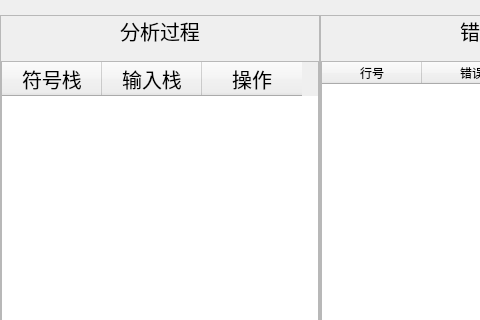
Qt form ui/syntax_res.ui (HIT-SCIR-chichi/hit_compiling_systems) before a commit; both pictures show x 0 to 480 and y 0 to 320 of the 960 by 540 pixel window.
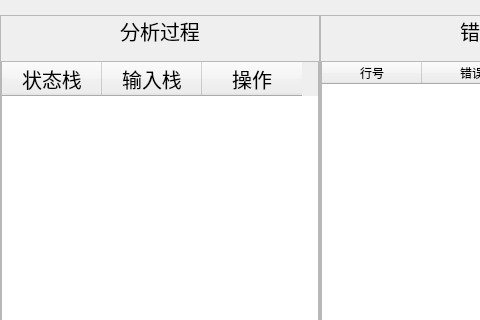
The same form after that commit. Icons and pictures are not drawn.

```diff
--- a/ui/syntax_res.ui
+++ b/ui/syntax_res.ui
@@ -91,7 +91,7 @@
         </property>
         <column>
          <property name="text">
-          <string>符号栈</string>
+          <string>状态栈</string>
          </property>
         </column>
         <column>
```
Left out of the diff: 5 changed lines with no effect on the pictures.
